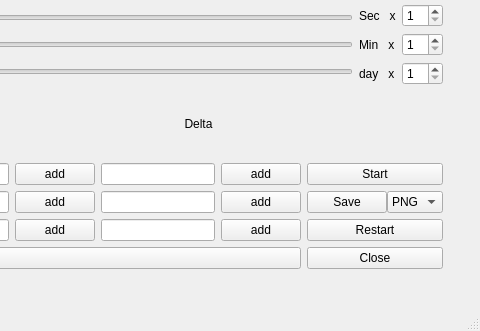
Qt form GUI_for_CHAI/graphplotwindow.ui (CrinitusFeles/CAN-BUS-GUI) before a commit; both pictures show x 787 to 1267 and y 534 to 865 of the 1267 by 865 pixel window.
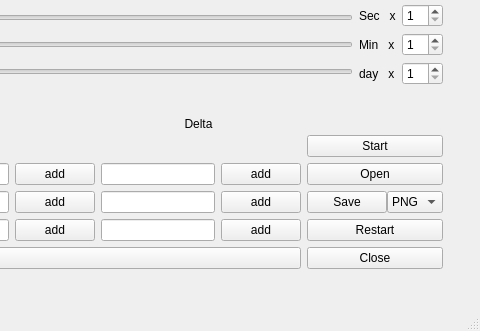
The same form after that commit. Custom widgets are drawn as their Qt base class.

The edit to the form file:
```diff
--- a/GUI_for_CHAI/graphplotwindow.ui
+++ b/GUI_for_CHAI/graphplotwindow.ui
@@ -572,6 +572,13 @@
            </property>
           </widget>
          </item>
+         <item>
+          <widget class="QPushButton" name="OpenButton">
+           <property name="text">
+            <string>Open</string>
+           </property>
+          </widget>
+         </item>
          <item>
           <layout class="QHBoxLayout" name="horizontalLayout">
            <property name="spacing">
```
